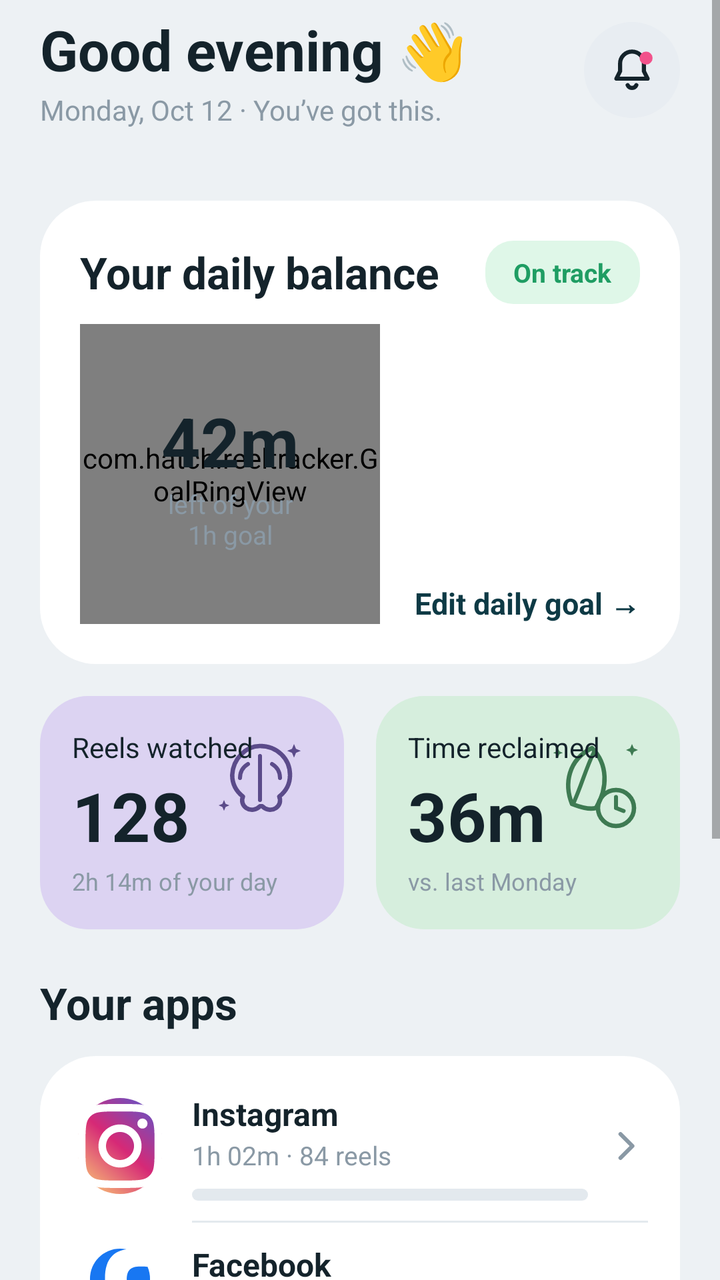
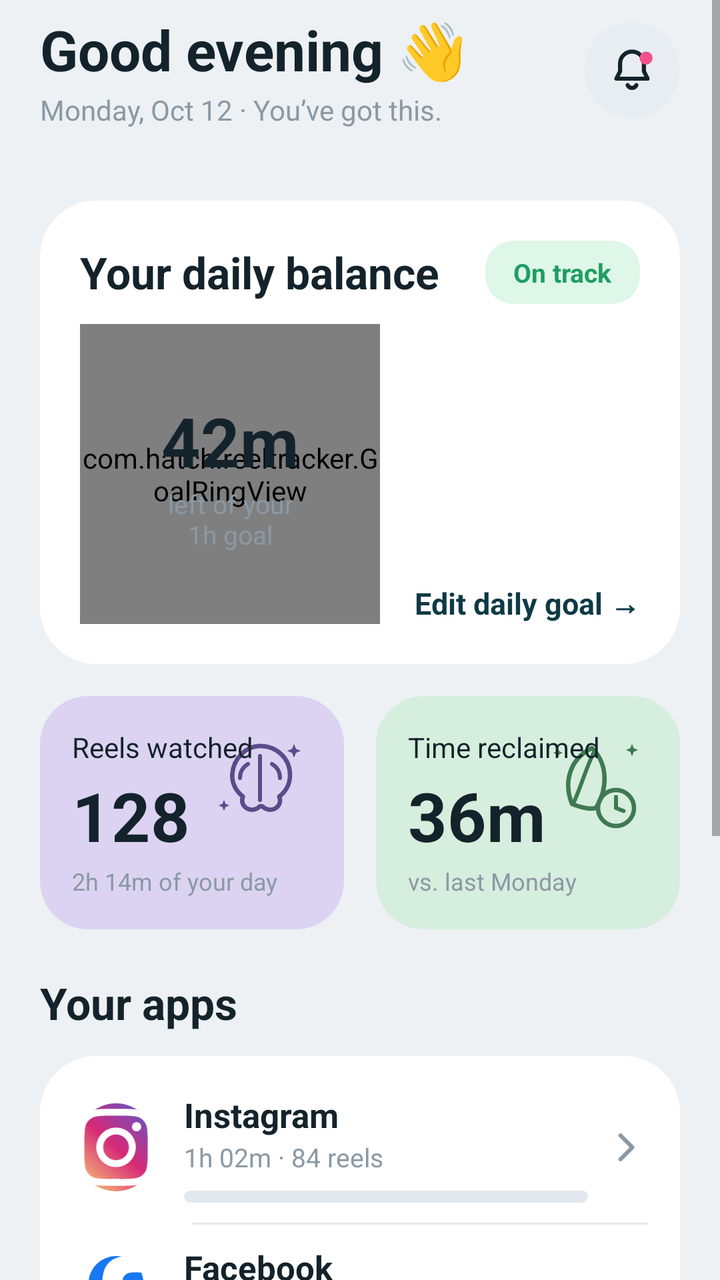

Before-and-after screenshots of an Android layout around one commit, followed by the original layout XML and the change that was made.
<!-- AndroidManifest.xml: application theme android:Theme.Material.Light.NoActionBar -->
<!-- res/layout/tab_home.xml -->
<?xml version="1.0" encoding="utf-8"?>
<ScrollView xmlns:android="http://schemas.android.com/apk/res/android"
    android:layout_width="match_parent"
    android:layout_height="match_parent"
    android:background="@color/td_bg"
    android:clipToPadding="false">

    <LinearLayout
        android:layout_width="match_parent"
        android:layout_height="wrap_content"
        android:orientation="vertical"
        android:paddingLeft="20dp"
        android:paddingRight="20dp"
        android:paddingTop="6dp"
        android:paddingBottom="24dp">

        
        <LinearLayout
            android:layout_width="match_parent"
            android:layout_height="wrap_content"
            android:orientation="horizontal"
            android:gravity="center_vertical">

            <LinearLayout
                android:layout_width="0dp"
                android:layout_height="wrap_content"
                android:layout_weight="1"
                android:orientation="vertical">

                <TextView
                    android:id="@+id/tv_greeting"
                    android:layout_width="wrap_content"
                    android:layout_height="wrap_content"
                    android:text="Good evening 👋"
                    android:textSize="28sp"
                    android:textStyle="bold"
                    android:textColor="@color/td_text" />

                <TextView
                    android:id="@+id/tv_date_line"
                    android:layout_width="wrap_content"
                    android:layout_height="wrap_content"
                    android:layout_marginTop="2dp"
                    android:text="Monday, Oct 12 · You’ve got this."
                    android:textSize="14sp"
                    android:textColor="@color/td_sub" />
            </LinearLayout>

            <FrameLayout
                android:id="@+id/btn_bell"
                android:layout_width="48dp"
                android:layout_height="48dp"
                android:background="@drawable/circle_td"
                android:clickable="true"
                android:focusable="true">

                <ImageView
                    android:layout_width="26dp"
                    android:layout_height="26dp"
                    android:layout_gravity="center"
                    android:src="@drawable/ic_bell" />
            </FrameLayout>
        </LinearLayout>

        
        <LinearLayout
            android:id="@+id/date_strip"
            android:layout_width="match_parent"
            android:layout_height="wrap_content"
            android:layout_marginTop="18dp"
            android:orientation="horizontal"
            android:gravity="center_vertical" />

        
        <LinearLayout
            android:layout_width="match_parent"
            android:layout_height="wrap_content"
            android:layout_marginTop="18dp"
            android:background="@drawable/card_td"
            android:orientation="vertical"
            android:padding="20dp">

            <LinearLayout
                android:layout_width="match_parent"
                android:layout_height="wrap_content"
                android:orientation="horizontal"
                android:gravity="center_vertical">

                <TextView
                    android:layout_width="0dp"
                    android:layout_height="wrap_content"
                    android:layout_weight="1"
                    android:text="Your daily balance"
                    android:textSize="22sp"
                    android:textStyle="bold"
                    android:textColor="@color/td_text" />

                <TextView
                    android:id="@+id/tv_balance_pill"
                    android:layout_width="wrap_content"
                    android:layout_height="wrap_content"
                    android:background="@drawable/pill_track"
                    android:paddingLeft="14dp"
                    android:paddingRight="14dp"
                    android:paddingTop="7dp"
                    android:paddingBottom="7dp"
                    android:text="On track"
                    android:textSize="13sp"
                    android:textStyle="bold"
                    android:textColor="@color/td_pill_text" />
            </LinearLayout>

            <LinearLayout
                android:layout_width="match_parent"
                android:layout_height="wrap_content"
                android:layout_marginTop="10dp"
                android:orientation="horizontal"
                android:gravity="center_vertical">

                <FrameLayout
                    android:layout_width="150dp"
                    android:layout_height="150dp">

                    <com.hatch.reeltracker.GoalRingView
                        android:id="@+id/ring_home"
                        android:layout_width="match_parent"
                        android:layout_height="match_parent" />

                    <LinearLayout
                        android:layout_width="wrap_content"
                        android:layout_height="wrap_content"
                        android:layout_gravity="center"
                        android:orientation="vertical"
                        android:gravity="center">

                        <TextView
                            android:id="@+id/tv_ring_big"
                            android:layout_width="wrap_content"
                            android:layout_height="wrap_content"
                            android:text="42m"
                            android:textSize="34sp"
                            android:textStyle="bold"
                            android:textColor="@color/td_text" />

                        <TextView
                            android:id="@+id/tv_ring_sub"
                            android:layout_width="wrap_content"
                            android:layout_height="wrap_content"
                            android:gravity="center"
                            android:text="left of your\n1h goal"
                            android:textSize="13sp"
                            android:textColor="@color/td_sub" />
                    </LinearLayout>
                </FrameLayout>

                <LinearLayout
                    android:layout_width="0dp"
                    android:layout_height="150dp"
                    android:layout_weight="1"
                    android:orientation="vertical"
                    android:gravity="bottom|end">

                    <TextView
                        android:id="@+id/tv_edit_goal"
                        android:layout_width="wrap_content"
                        android:layout_height="wrap_content"
                        android:clickable="true"
                        android:focusable="true"
                        android:text="Edit daily goal →"
                        android:textSize="15sp"
                        android:textStyle="bold"
                        android:textColor="@color/td_primary" />
                </LinearLayout>
            </LinearLayout>
        </LinearLayout>

        
        <LinearLayout
            android:layout_width="match_parent"
            android:layout_height="wrap_content"
            android:layout_marginTop="16dp"
            android:orientation="horizontal">

            <RelativeLayout
                android:layout_width="0dp"
                android:layout_height="wrap_content"
                android:layout_weight="1"
                android:layout_marginRight="8dp"
                android:background="@drawable/stat_card_lavender"
                android:padding="16dp">

                <ImageView
                    android:layout_width="52dp"
                    android:layout_height="52dp"
                    android:layout_alignParentTop="true"
                    android:layout_alignParentRight="true"
                    android:src="@drawable/doodle_brain" />

                <LinearLayout
                    android:layout_width="wrap_content"
                    android:layout_height="wrap_content"
                    android:orientation="vertical"
                    android:layout_alignParentLeft="true"
                    android:layout_alignParentBottom="true">

                    <TextView
                        android:layout_width="wrap_content"
                        android:layout_height="wrap_content"
                        android:text="Reels watched"
                        android:textSize="14sp"
                        android:textColor="@color/td_text" />

                    <TextView
                        android:id="@+id/tv_home_reels"
                        android:layout_width="wrap_content"
                        android:layout_height="wrap_content"
                        android:layout_marginTop="2dp"
                        android:text="128"
                        android:textSize="34sp"
                        android:textStyle="bold"
                        android:textColor="@color/td_text" />

                    <TextView
                        android:id="@+id/tv_reels_sub"
                        android:layout_width="wrap_content"
                        android:layout_height="wrap_content"
                        android:layout_marginTop="2dp"
                        android:text="2h 14m of your day"
                        android:textSize="12sp"
                        android:textColor="@color/td_sub" />
                </LinearLayout>
            </RelativeLayout>

            <RelativeLayout
                android:layout_width="0dp"
                android:layout_height="wrap_content"
                android:layout_weight="1"
                android:layout_marginLeft="8dp"
                android:background="@drawable/stat_card_mint"
                android:padding="16dp">

                <ImageView
                    android:layout_width="52dp"
                    android:layout_height="52dp"
                    android:layout_alignParentTop="true"
                    android:layout_alignParentRight="true"
                    android:src="@drawable/doodle_leaf_clock" />

                <LinearLayout
                    android:layout_width="wrap_content"
                    android:layout_height="wrap_content"
                    android:orientation="vertical"
                    android:layout_alignParentLeft="true"
                    android:layout_alignParentBottom="true">

                    <TextView
                        android:layout_width="wrap_content"
                        android:layout_height="wrap_content"
                        android:text="Time reclaimed"
                        android:textSize="14sp"
                        android:textColor="@color/td_text" />

                    <TextView
                        android:id="@+id/tv_home_reclaimed"
                        android:layout_width="wrap_content"
                        android:layout_height="wrap_content"
                        android:layout_marginTop="2dp"
                        android:text="36m"
                        android:textSize="34sp"
                        android:textStyle="bold"
                        android:textColor="@color/td_text" />

                    <TextView
                        android:id="@+id/tv_reclaimed_sub"
                        android:layout_width="wrap_content"
                        android:layout_height="wrap_content"
                        android:layout_marginTop="2dp"
                        android:text="vs. last Monday"
                        android:textSize="12sp"
                        android:textColor="@color/td_sub" />
                </LinearLayout>
            </RelativeLayout>
        </LinearLayout>

        
        <TextView
            android:layout_width="wrap_content"
            android:layout_height="wrap_content"
            android:layout_marginTop="22dp"
            android:text="Your apps"
            android:textSize="22sp"
            android:textStyle="bold"
            android:textColor="@color/td_text" />

        <LinearLayout
            android:layout_width="match_parent"
            android:layout_height="wrap_content"
            android:layout_marginTop="12dp"
            android:background="@drawable/card_td"
            android:orientation="vertical"
            android:paddingTop="8dp"
            android:paddingBottom="8dp"
            android:paddingLeft="16dp"
            android:paddingRight="16dp">

            <LinearLayout
                android:id="@+id/row_app_ig"
                android:layout_width="match_parent"
                android:layout_height="wrap_content"
                android:orientation="vertical"
                android:clickable="true"
                android:focusable="true"
                android:paddingTop="10dp"
                android:paddingBottom="10dp">

                <LinearLayout
                    android:layout_width="match_parent"
                    android:layout_height="wrap_content"
                    android:orientation="horizontal"
                    android:gravity="center_vertical">

                    <ImageView
                        android:layout_width="48dp"
                        android:layout_height="48dp"
                        android:src="@drawable/ic_ig" />

                    <LinearLayout
                        android:layout_width="0dp"
                        android:layout_height="wrap_content"
                        android:layout_weight="1"
                        android:layout_marginLeft="12dp"
                        android:orientation="vertical">

                        <TextView
                            android:layout_width="wrap_content"
                            android:layout_height="wrap_content"
                            android:text="Instagram"
                            android:textSize="16sp"
                            android:textStyle="bold"
                            android:textColor="@color/td_text" />

                        <TextView
                            android:id="@+id/tv_app_ig_sub"
                            android:layout_width="wrap_content"
                            android:layout_height="wrap_content"
                            android:layout_marginTop="1dp"
                            android:text="1h 02m · 84 reels"
                            android:textSize="13sp"
                            android:textColor="@color/td_sub" />

                        <ProgressBar
                            android:id="@+id/bar_app_ig"
                            style="?android:attr/progressBarStyleHorizontal"
                            android:layout_width="match_parent"
                            android:layout_height="6dp"
                            android:layout_marginTop="8dp"
                            android:layout_marginRight="8dp"
                            android:progressDrawable="@drawable/bar_ig" />
                    </LinearLayout>

                    <ImageView
                        android:layout_width="22dp"
                        android:layout_height="22dp"
                        android:src="@drawable/ic_chevron" />
                </LinearLayout>
            </LinearLayout>

            <View
                android:layout_width="match_parent"
                android:layout_height="1dp"
                android:layout_marginLeft="60dp"
                android:background="@color/td_track" />

            <LinearLayout
                android:id="@+id/row_app_fb"
                android:layout_width="match_parent"
                android:layout_height="wrap_content"
                android:orientation="vertical"
                android:clickable="true"
                android:focusable="true"
                android:paddingTop="10dp"
                android:paddingBottom="10dp">

                <LinearLayout
                    android:layout_width="match_parent"
                    android:layout_height="wrap_content"
                    android:orientation="horizontal"
                    android:gravity="center_vertical">

                    <ImageView
                        android:layout_width="48dp"
                        android:layout_height="48dp"
                        android:src="@drawable/ic_fb" />

                    <LinearLayout
                        android:layout_width="0dp"
                        android:layout_height="wrap_content"
                        android:layout_weight="1"
                        android:layout_marginLeft="12dp"
                        android:orientation="vertical">

                        <TextView
                            android:layout_width="wrap_content"
                            android:layout_height="wrap_content"
                            android:text="Facebook"
                            android:textSize="16sp"
                            android:textStyle="bold"
                            android:textColor="@color/td_text" />

                        <TextView
                            android:id="@+id/tv_app_fb_sub"
                            android:layout_width="wrap_content"
                            android:layout_height="wrap_content"
                            android:layout_marginTop="1dp"
                            android:text="1h 02m · 84 reels"
                            android:textSize="13sp"
                            android:textColor="@color/td_sub" />

                        <ProgressBar
                            android:id="@+id/bar_app_fb"
                            style="?android:attr/progressBarStyleHorizontal"
                            android:layout_width="match_parent"
                            android:layout_height="6dp"
                            android:layout_marginTop="8dp"
                            android:layout_marginRight="8dp"
                            android:progressDrawable="@drawable/bar_fb" />
                    </LinearLayout>

                    <ImageView
                        android:layout_width="22dp"
                        android:layout_height="22dp"
                        android:src="@drawable/ic_chevron" />
                </LinearLayout>
            </LinearLayout>

            <View
                android:layout_width="match_parent"
                android:layout_height="1dp"
                android:layout_marginLeft="60dp"
                android:background="@color/td_track" />

            <LinearLayout
                android:id="@+id/row_app_tt"
                android:layout_width="match_parent"
                android:layout_height="wrap_content"
                android:orientation="vertical"
                android:clickable="true"
                android:focusable="true"
                android:paddingTop="10dp"
                android:paddingBottom="10dp">

                <LinearLayout
                    android:layout_width="match_parent"
                    android:layout_height="wrap_content"
                    android:orientation="horizontal"
                    android:gravity="center_vertical">

                    <ImageView
                        android:layout_width="48dp"
                        android:layout_height="48dp"
                        android:src="@drawable/ic_tt" />

                    <LinearLayout
                        android:layout_width="0dp"
                        android:layout_height="wrap_content"
                        android:layout_weight="1"
                        android:layout_marginLeft="12dp"
                        android:orientation="vertical">

                        <TextView
                            android:layout_width="wrap_content"
                            android:layout_height="wrap_content"
                            android:text="TikTok"
                            android:textSize="16sp"
                            android:textStyle="bold"
                            android:textColor="@color/td_text" />

                        <TextView
                            android:id="@+id/tv_app_tt_sub"
                            android:layout_width="wrap_content"
                            android:layout_height="wrap_content"
                            android:layout_marginTop="1dp"
                            android:text="1h 02m · 84 reels"
                            android:textSize="13sp"
                            android:textColor="@color/td_sub" />

                        <ProgressBar
                            android:id="@+id/bar_app_tt"
                            style="?android:attr/progressBarStyleHorizontal"
                            android:layout_width="match_parent"
                            android:layout_height="6dp"
                            android:layout_marginTop="8dp"
                            android:layout_marginRight="8dp"
                            android:progressDrawable="@drawable/bar_tt" />
                    </LinearLayout>

                    <ImageView
                        android:layout_width="22dp"
                        android:layout_height="22dp"
                        android:src="@drawable/ic_chevron" />
                </LinearLayout>
            </LinearLayout>
        </LinearLayout>

        
        <LinearLayout
            android:id="@+id/banner_streak"
            android:layout_width="match_parent"
            android:layout_height="wrap_content"
            android:layout_marginTop="16dp"
            android:background="@drawable/streak_banner_new"
            android:orientation="horizontal"
            android:gravity="center_vertical"
            android:padding="16dp"
            android:clickable="true"
            android:focusable="true">

            <ImageView
                android:layout_width="52dp"
                android:layout_height="52dp"
                android:src="@drawable/doodle_flame" />

            <LinearLayout
                android:layout_width="0dp"
                android:layout_height="wrap_content"
                android:layout_weight="1"
                android:layout_marginLeft="12dp"
                android:orientation="vertical">

                <TextView
                    android:id="@+id/tv_banner_title"
                    android:layout_width="wrap_content"
                    android:layout_height="wrap_content"
                    android:text="5-day streak · Look at you!"
                    android:textSize="17sp"
                    android:textStyle="bold"
                    android:textColor="@color/td_text" />

                <TextView
                    android:id="@+id/tv_banner_sub"
                    android:layout_width="wrap_content"
                    android:layout_height="wrap_content"
                    android:layout_marginTop="2dp"
                    android:text="Small steps, kinder routine."
                    android:textSize="13sp"
                    android:textColor="@color/td_sub" />
            </LinearLayout>

            <ImageView
                android:layout_width="40dp"
                android:layout_height="40dp"
                android:src="@drawable/ic_sparkles" />
        </LinearLayout>

        
        <LinearLayout
            android:id="@+id/btn_break"
            android:layout_width="match_parent"
            android:layout_height="60dp"
            android:layout_marginTop="14dp"
            android:background="@drawable/btn_primary"
            android:orientation="horizontal"
            android:gravity="center"
            android:clickable="true"
            android:focusable="true">

            <ImageView
                android:layout_width="30dp"
                android:layout_height="30dp"
                android:src="@drawable/ic_pause_ring" />

            <TextView
                android:layout_width="wrap_content"
                android:layout_height="wrap_content"
                android:layout_marginLeft="10dp"
                android:text="Take a break"
                android:textSize="18sp"
                android:textStyle="bold"
                android:textColor="#FFFFFF" />
        </LinearLayout>

    </LinearLayout>
</ScrollView>
<!-- resources referenced by this layout -->
<resources>
  <color name="td_bg">#EDF1F4</color>
  <color name="td_pill_text">#1F9D63</color>
  <color name="td_primary">#0E3A45</color>
  <color name="td_sub">#8A99A5</color>
  <color name="td_text">#14232B</color>
  <color name="td_track">#E3E9EE</color>
  <!-- drawable btn_primary (drawable) -->
  <?xml version="1.0" encoding="utf-8"?>
  <shape xmlns:android="http://schemas.android.com/apk/res/android"
      android:shape="rectangle">
      <solid android:color="@color/td_primary" />
      <corners android:radius="28dp" />
  </shape>
  <!-- drawable card_td (drawable) -->
  <?xml version="1.0" encoding="utf-8"?>
  <shape xmlns:android="http://schemas.android.com/apk/res/android"
      android:shape="rectangle">
      <solid android:color="@color/td_card" />
      <corners android:radius="28dp" />
  </shape>
  <!-- drawable circle_td (drawable) -->
  <?xml version="1.0" encoding="utf-8"?>
  <shape xmlns:android="http://schemas.android.com/apk/res/android"
      android:shape="oval">
      <solid android:color="@color/td_chip" />
  </shape>
  <!-- drawable ic_chevron (drawable) -->
  <?xml version="1.0" encoding="utf-8"?>
  <vector xmlns:android="http://schemas.android.com/apk/res/android"
      android:width="24dp" android:height="24dp"
      android:viewportWidth="24" android:viewportHeight="24">
      <path
          android:strokeColor="@color/td_sub"
          android:strokeWidth="2.2"
          android:strokeLineCap="round"
          android:strokeLineJoin="round"
          android:pathData="M9,5.5 L15.5,12 L9,18.5" />
  </vector>
  <!-- drawable ic_fb (drawable) -->
  <?xml version="1.0" encoding="utf-8"?>
  <layer-list xmlns:android="http://schemas.android.com/apk/res/android">
      <item>
          <shape android:shape="rectangle">
              <corners android:radius="11dp" />
              <solid android:color="#1877F2" />
          </shape>
      </item>
      <item
          android:width="15dp"
          android:height="24dp"
          android:gravity="center"
          android:drawable="@drawable/fa_facebook_f" />
  </layer-list>
  <!-- drawable ic_tt (drawable) -->
  <?xml version="1.0" encoding="utf-8"?>
  <layer-list xmlns:android="http://schemas.android.com/apk/res/android">
      <item>
          <shape android:shape="rectangle">
              <corners android:radius="14dp" />
              <solid android:color="#DCD3F2" />
          </shape>
      </item>
      <item
          android:width="21dp"
          android:height="24dp"
          android:gravity="center"
          android:drawable="@drawable/fa_tiktok_dark" />
  </layer-list>
  <!-- drawable pill_track (drawable) -->
  <?xml version="1.0" encoding="utf-8"?>
  <shape xmlns:android="http://schemas.android.com/apk/res/android"
      android:shape="rectangle">
      <solid android:color="@color/td_pill_bg" />
      <corners android:radius="14dp" />
  </shape>
  <!-- drawable stat_card_lavender (drawable) -->
  <?xml version="1.0" encoding="utf-8"?>
  <shape xmlns:android="http://schemas.android.com/apk/res/android"
      android:shape="rectangle">
      <solid android:color="@color/td_lavender_bg" />
      <corners android:radius="24dp" />
  </shape>
  <!-- drawable stat_card_mint (drawable) -->
  <?xml version="1.0" encoding="utf-8"?>
  <shape xmlns:android="http://schemas.android.com/apk/res/android"
      android:shape="rectangle">
      <solid android:color="@color/td_mint_bg" />
      <corners android:radius="24dp" />
  </shape>
  <!-- drawable streak_banner_new (drawable) -->
  <?xml version="1.0" encoding="utf-8"?>
  <shape xmlns:android="http://schemas.android.com/apk/res/android"
      android:shape="rectangle">
      <gradient
          android:angle="0"
          android:startColor="@color/td_peach1"
          android:endColor="@color/td_peach2" />
      <corners android:radius="24dp" />
  </shape>
  <color name="td_card">#FFFFFF</color>
  <color name="td_chip">#E8EDF2</color>
  <color name="td_pill_bg">#DFF7E8</color>
  <color name="td_lavender_bg">#DCD3F2</color>
  <color name="td_mint_bg">#D6EEDD</color>
  <color name="td_peach1">#FBE7C6</color>
  <color name="td_peach2">#F9D9A8</color>
  <!-- unchanged entries left out for length: 13 -->
</resources>

<!-- the commit's change to res/layout/tab_home.xml (unified diff, before → after) -->
@@ -320,8 +320,8 @@
                     android:gravity="center_vertical">
 
                     <ImageView
-                        android:layout_width="48dp"
-                        android:layout_height="48dp"
+                        android:layout_width="44dp"
+                        android:layout_height="44dp"
                         android:src="@drawable/ic_ig" />
 
                     <LinearLayout
@@ -335,7 +335,7 @@
                             android:layout_width="wrap_content"
                             android:layout_height="wrap_content"
                             android:text="Instagram"
-                            android:textSize="16sp"
+                            android:textSize="17sp"
                             android:textStyle="bold"
                             android:textColor="@color/td_text" />
 
@@ -388,8 +388,8 @@
                     android:gravity="center_vertical">
 
                     <ImageView
-                        android:layout_width="48dp"
-                        android:layout_height="48dp"
+                        android:layout_width="44dp"
+                        android:layout_height="44dp"
                         android:src="@drawable/ic_fb" />
 
                     <LinearLayout
@@ -403,7 +403,7 @@
                             android:layout_width="wrap_content"
                             android:layout_height="wrap_content"
                             android:text="Facebook"
-                            android:textSize="16sp"
+                            android:textSize="17sp"
                             android:textStyle="bold"
                             android:textColor="@color/td_text" />
 
@@ -456,8 +456,8 @@
                     android:gravity="center_vertical">
 
                     <ImageView
-                        android:layout_width="48dp"
-                        android:layout_height="48dp"
+                        android:layout_width="44dp"
+                        android:layout_height="44dp"
                         android:src="@drawable/ic_tt" />
 
                     <LinearLayout
@@ -471,7 +471,7 @@
                             android:layout_width="wrap_content"
                             android:layout_height="wrap_content"
                             android:text="TikTok"
-                            android:textSize="16sp"
+                            android:textSize="17sp"
                             android:textStyle="bold"
                             android:textColor="@color/td_text" />
 
